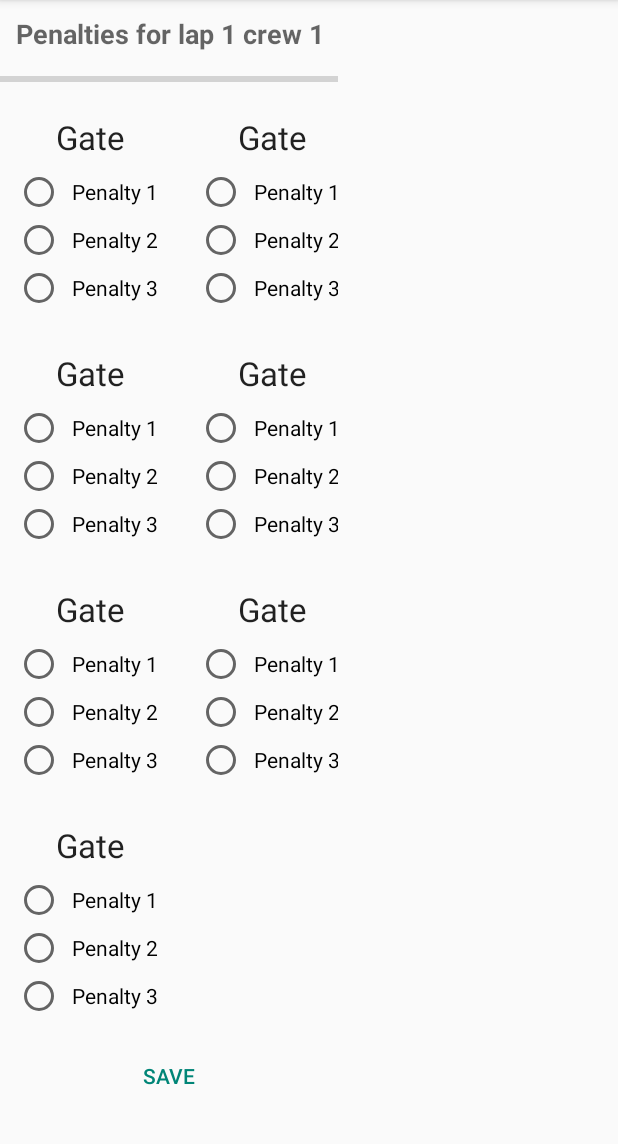
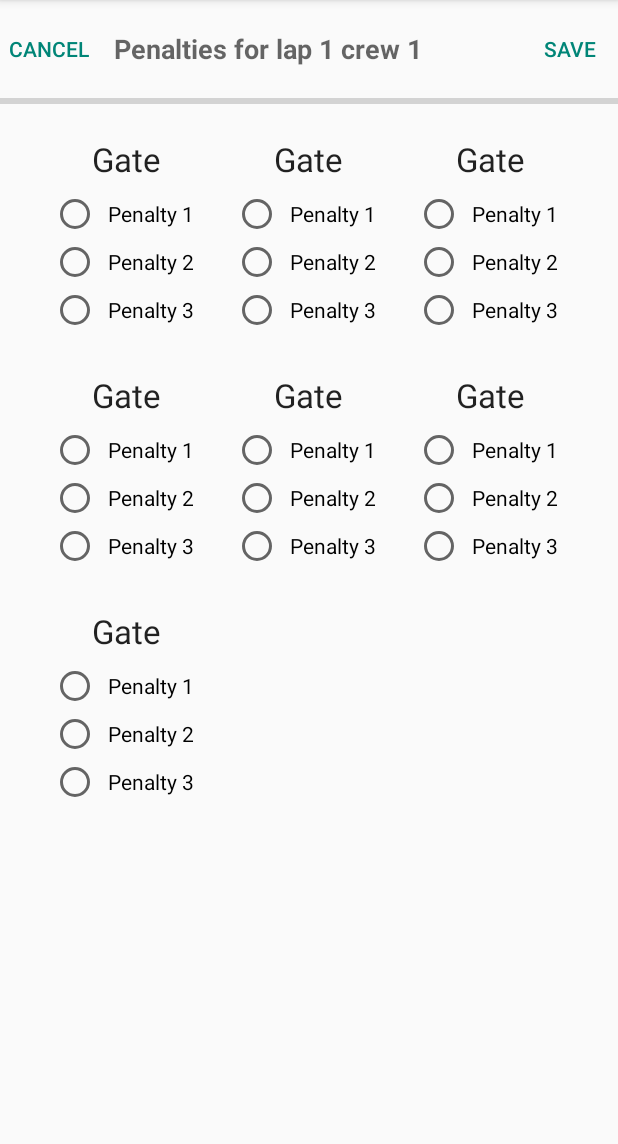
Before and after one commit to styxheim/wsang, an Android app: the layout gate_penalties.xml on its own in the app's theme, with its tools: preview values and no code run, on a phone screen of 412 x 824 dp, the part 84-1228 px from its top. Run offline under Robolectric (Android 15) with nearby library versions, the phone set to English and light mode, and no system bars.

```diff
--- a/app/src/main/java/ru/styxheim/wsang/EventMessage.java
+++ b/app/src/main/java/ru/styxheim/wsang/EventMessage.java
@@ -1,5 +1,6 @@
 package ru.styxheim.wsang;
 
+import java.util.ArrayList;
 
 public class EventMessage
 {
@@ -22,12 +23,14 @@ public class EventMessage
     public int crewId; /* crewId and lapId used together */
     public int lapId;
     public int rowId = -1;
+    public ArrayList<Integer> penalty;
 
     public enum Type {
       UNK,
       IDENTIFY, /* update identify */
       START,    /* update start time */
       FINISH,   /* update finish time */
+      PENALTY,  /* update penalties */
       CONFIRM   /* send data to server */
     };
 
--- a/app/src/main/java/ru/styxheim/wsang/MainService.java
+++ b/app/src/main/java/ru/styxheim/wsang/MainService.java
@@ -553,6 +553,10 @@ public class MainService extends Service
       case START:
         row.setStartData(msg.time);
         break;
+        /*
+      case PENALTY:
+        row.setPenalty(msg.penalty);
+        break;*/
       default:
         Log.e("wsa-ng", _("Unknown msg type for rowId #" +
                           Integer.toString(msg.rowId) + ": " + msg.type.name()));
--- a/app/src/main/res/layout/gate_penalties.xml
+++ b/app/src/main/res/layout/gate_penalties.xml
@@ -1,9 +1,29 @@
 <?xml version="1.0" encoding="utf-8"?>
 <LinearLayout
 	xmlns:android="http://schemas.android.com/apk/res/android"
+	android:layout_width="match_parent"
+	android:layout_height="match_parent"
+	android:orientation="vertical">
+
+	<LinearLayout
+		android:layout_width="match_parent"
+		android:layout_height="wrap_content"
+		android:paddingTop="5dp">
+
+		<LinearLayout
+			android:orientation="horizontal"
 			android:layout_width="wrap_content"
 			android:layout_height="wrap_content"
-	android:orientation="vertical">
+			android:gravity="center">
+
+			<Button
+				android:id="@+id/save_button"
+				android:layout_width="wrap_content"
+				style="?android:attr/buttonBarButtonStyle"
+				android:layout_height="wrap_content"
+				android:text="Cancel"
+				android:padding="6dp"
+				android:onClick="onClickCancel"/>
 
 			<TextView
 				android:id="@+id/title"
@@ -15,6 +35,27 @@
 				android:textStyle="bold"
 				android:padding="10dp"/>
 
+		</LinearLayout>
+
+		<LinearLayout
+			android:orientation="horizontal"
+			android:layout_width="match_parent"
+			android:layout_height="wrap_content"
+			android:gravity="right">
+
+			<Button
+				android:id="@+id/save_button"
+				android:layout_width="wrap_content"
+				style="?android:attr/buttonBarButtonStyle"
+				android:layout_height="wrap_content"
+				android:text="Save"
+				android:padding="6dp"
+				android:onClick="onClickSave"/>
+
+		</LinearLayout>
+
+	</LinearLayout>
+
 	<ProgressBar
 		android:layout_width="match_parent"
 		style="?android:attr/progressBarStyleHorizontal"
@@ -22,21 +63,21 @@
 
 	<ScrollView
 		android:layout_width="match_parent"
-		android:layout_height="wrap_content"
+		android:layout_height="match_parent"
 		android:layout_gravity="center">
 
 		<LinearLayout
 			android:orientation="vertical"
-			android:layout_width="wrap_content"
-			android:layout_height="wrap_content"
+			android:layout_width="match_parent"
+			android:layout_height="match_parent"
 			android:gravity="center">
 
 			<GridLayout
 				android:id="@+id/container"
 				android:layout_width="wrap_content"
 				android:layout_height="wrap_content"
-				android:columnCount="2"
-				android:layout_gravity="center">
+				android:layout_gravity="center"
+				android:columnCount="3">
 
 				<LinearLayout
 					android:orientation="vertical"
@@ -327,15 +368,6 @@
 
 			</GridLayout>
 
-			<Button
-				android:id="@+id/save_button"
-				android:layout_width="match_parent"
-				style="?android:attr/buttonBarButtonStyle"
-				android:layout_height="wrap_content"
-				android:text="Save"
-				android:padding="6dp"
-				android:layout_gravity="center"/>
-
 		</LinearLayout>
 
 	</ScrollView>
--- a/app/src/main/res/layout/gate_penalties_elem.xml
+++ b/app/src/main/res/layout/gate_penalties_elem.xml
@@ -27,7 +27,9 @@
 			android:layout_width="wrap_content"
 			android:layout_height="wrap_content"
 			android:text="No penalty"
-            android:padding="6dp"/>
+			android:padding="6dp"
+			android:onClick="onClickPenaltyRadioButton"/>
 
 	</RadioGroup>
+
 </LinearLayout>
--- a/app/src/main/res/layout/main.xml
+++ b/app/src/main/res/layout/main.xml
@@ -60,7 +60,7 @@
 				android:visibility="gone"
 				android:layout_width="wrap_content"
 				android:layout_height="wrap_content"
-				android:text="Отменить отсчёт"
+				android:text="Стоп"
 				android:onClick="cancelOnClick"/>
 
 		</LinearLayout>
--- a/app/src/main/res/values/tags.xml
+++ b/app/src/main/res/values/tags.xml
@@ -1,4 +1,7 @@
 <resources xmlns:android="http://schemas.android.com/apk/res/android">
   <item name="tag_selected" type="id"/>
   <item name="tag_background" type="id"/>
+
+  <item name="tag_gate_id" type="id"/>
+  <item name="tag_penalty_id" type="id"/>
 </resources>
```
Also changed, not shown: app/src/main/java/ru/styxheim/wsang/MainActivity.java (+14 -4 lines), app/src/main/java/ru/styxheim/wsang/PenaltyActivity.java (+21 -1 lines), app/src/main/java/ru/styxheim/wsang/StartRow.java (+135 -0 lines). Lines whose indentation alone changed are shown as unchanged.
